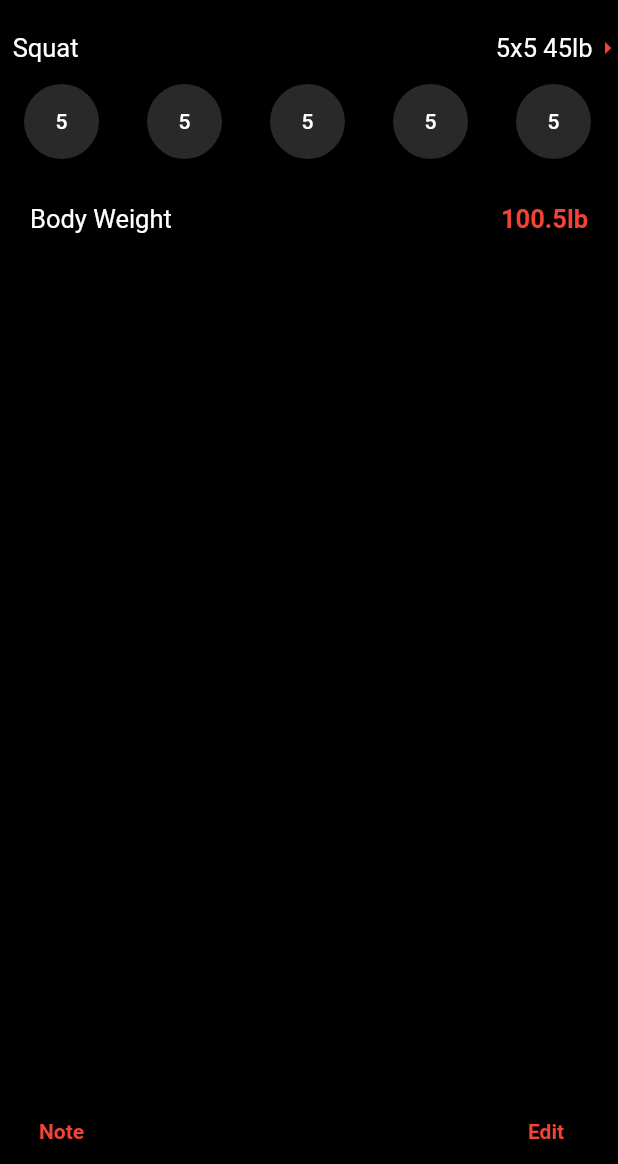
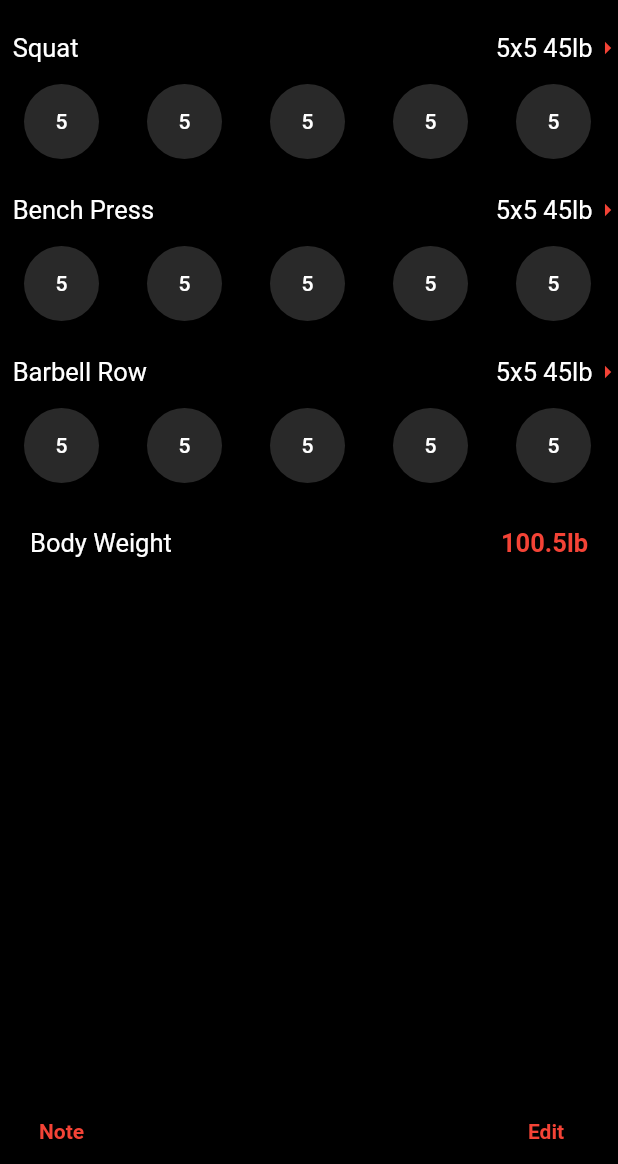
Before and after one commit to jakeump/BlockLifts, a Flutter app: the screen it shows after launch, after a tap on "Start Workout", on a phone screen of 412 x 824 dp, the part 72-1236 px from its top. Run offline on Flutter 3.47's test engine with Material 2 defaults, Android fonts, the phone set to English and light mode, and no system bars; our stand-ins replace hive, hive_flutter, shared_preferences; accounts and stored records are empty; statements that could not run were skipped.

Commit message:
Reset to default, exercise persistence

```diff
--- a/lib/main.dart
+++ b/lib/main.dart
@@ -6,13 +6,14 @@ import 'package:intl/intl.dart';
 import 'dart:async';
 import 'package:hive/hive.dart';
 import 'package:hive_flutter/hive_flutter.dart';
-import 'package:path_provider/path_provider.dart' as pathProvider;
+import 'package:path_provider/path_provider.dart' as pathprovider;
+import 'package:shared_preferences/shared_preferences.dart';
 
 part 'main.g.dart';
 
 void main() async {
   WidgetsFlutterBinding.ensureInitialized();
-  final directory = await pathProvider.getApplicationDocumentsDirectory();
+  final directory = await pathprovider.getApplicationDocumentsDirectory();
   await Hive.initFlutter(directory.path);
 
   Hive
@@ -24,26 +25,15 @@ void main() async {
 
   Box<Exercise> exercisesBox = Hive.box<Exercise>('exercisesBox');
 
-  // UNCOMMENT ONCE RESETTODEFAULT IS STORED
-  //if (resetToDefault) {
-  //  defaultState();
-  //}
-
-  // temporary section
-  Workout defaultA = Workout("BlockLifts A");
-  Exercise squat = Exercise("Squat");
-  defaultA.exercises.add(squat);
-  allWorkouts.add(defaultA);
-  exercisesBox.deleteAll(exercisesBox.keys);
-  allExercises.clear();
-  exercisesBox.add(squat);
+  // on first time opening app, sets to default state
+  SharedPreferences prefs = await SharedPreferences.getInstance();
+  resetToDefault = prefs.getBool('resetToDefault')!;
+  if (resetToDefault) {
+    defaultState();
+  }
 
   allExercises = exercisesBox.values.toList();
   allExercises.insert(0, customxyz);
-
-  for (var i in allExercises) {
-    print(i.name);
-  }
 
   runApp(const MyApp());
 }
@@ -69,7 +59,7 @@ var backColor = Colors.black;
 var widgetNavColor = const Color.fromARGB(133, 65, 64, 64);
 var redColor = Colors.red;
 
-bool resetToDefault = true; // store this
+bool resetToDefault = true;
 int counter = 0; // going to need to store counter
 
 ValueNotifier<int> _counter = ValueNotifier<int>(0); // to update list page
@@ -84,12 +74,6 @@ class Workout {
   bool isInitialized = false; // used to fill the reps completed only once
 
   Workout(this.name); // constructor for name
-  // addWorkout function to add to the end of the list
-  // public implementation so no underscore
-  // not necessary, remove later
-  void addWorkout(Exercise exercise) {
-    exercises.add(exercise);
-  }
 }
 
 @HiveType(typeId: 0)
@@ -139,7 +123,7 @@ class IndivWorkout {
 
 Exercise customxyz = Exercise("Custom Exercise");
 
-void defaultState() {
+void defaultState() async {
   allWorkouts.clear();
   allIndivWorkouts.clear();
   bodyWeights.clear();
@@ -166,14 +150,15 @@ void defaultState() {
   allWorkouts.add(defaultB);
 
   Box<Exercise> exercisesBox = Hive.box<Exercise>('exercisesBox');
-  exercisesBox.clear();
+  exercisesBox.deleteAll(exercisesBox.keys);
   exercisesBox.add(squat);
   exercisesBox.add(benchPress);
   exercisesBox.add(barbellRow);
   exercisesBox.add(overheadPress);
   exercisesBox.add(deadlift);
 
-  resetToDefault = false;
+  SharedPreferences prefs = await SharedPreferences.getInstance();
+  prefs.setBool('resetToDefault', false);
 }
 
 class MyApp extends StatelessWidget {
@@ -423,7 +408,10 @@ class _HomeState extends State<Home> {
             ),
           ],
         ),
-        body: Container(
+        body: ValueListenableBuilder(
+            valueListenable: _counter,
+            builder: (context, value, child) {
+              return Container(
                 padding: const EdgeInsets.all(10),
                 constraints: const BoxConstraints(
                   maxHeight: 690,
@@ -438,7 +426,8 @@ class _HomeState extends State<Home> {
                         for (int i = 0; i < counter; i++) buildTile(i),
                       ]),
                 ),
-        ),
+              );
+            }),
         floatingActionButton: SizedBox(
           width: 150,
           height: 50,
@@ -640,6 +629,14 @@ class _ProgressState extends State<Progress> {
 }
 
 class _SettingsState extends State<Settings> {
+  late final Box<Exercise> exercisesBox;
+
+  @override
+  void initState() {
+    super.initState();
+    exercisesBox = Hive.box<Exercise>('exercisesBox');
+  }
+
   @override
   Widget build(BuildContext context) {
     return Scaffold(
@@ -654,6 +651,26 @@ class _SettingsState extends State<Settings> {
         alignment: Alignment.center,
         child:
             const Text('Here you will be able to toggle light and dark mode'),
+      ),
+      floatingActionButton: SizedBox(
+        width: 150,
+        height: 50,
+        child: OutlinedButton(
+            child: const Text("Reset to Defaults"),
+            style: OutlinedButton.styleFrom(
+              primary: Colors.white,
+              backgroundColor: redColor,
+              shape: const RoundedRectangleBorder(
+                  borderRadius: BorderRadius.all(Radius.circular(50))),
+            ),
+            onPressed: () {
+              setState(() {
+                defaultState();
+                allExercises = exercisesBox.values.toList();
+                allExercises.insert(0, customxyz);
+                _counter.value++;
+              });
+            }),
       ),
     );
   }
--- a/pubspec.yaml
+++ b/pubspec.yaml
@@ -41,6 +41,7 @@ dependencies:
   hive: ^2.2.1
   hive_flutter: ^1.1.0
   hive_generator: ^1.1.3
+  shared_preferences: ^2.0.15
 
 dev_dependencies:
   build_runner: ^1.8.0
```
Also changed, not shown: pubspec.lock. Lines whose indentation alone changed are shown as unchanged.
